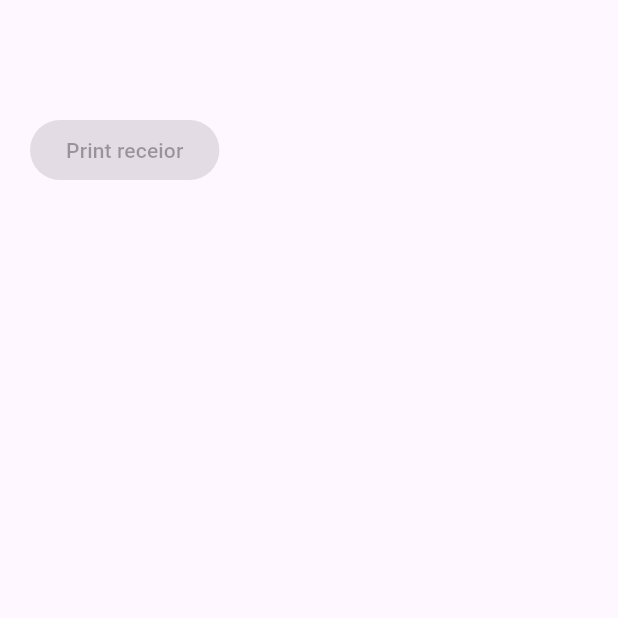
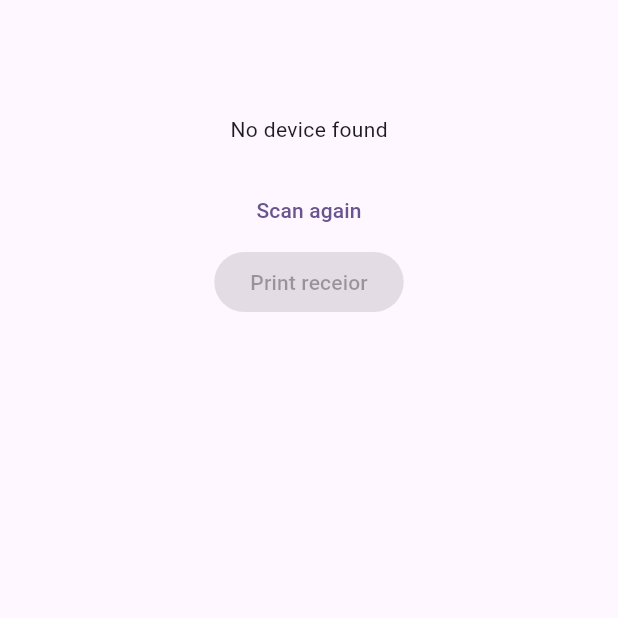
Before and after one commit to whizgenius1/ivory-pay-assesment, a Flutter app: the screen it shows after launch, on a phone screen of 412 x 824 dp, the top half of it. Run offline on Flutter 3.47's test engine with Material 3 defaults, Android fonts, the light colour scheme and no system bars; missing offline and left inert: esc_pos_bluetooth, esc_pos_utils.

Commit message:
Add device scanning functionality and no-device UI with scan again

```diff
--- a/lib/home.dart
+++ b/lib/home.dart
@@ -59,7 +59,29 @@ class _HomeScreenState extends State<HomeScreen> {
                     height: 20,
                   );
                 },
-              )),
+              ))
+            else
+              Column(
+                crossAxisAlignment: CrossAxisAlignment.center,
+                mainAxisAlignment: MainAxisAlignment.center,
+                children: [
+                  const Center(
+                    child: Text('No device found'),
+                  ),
+                  const SizedBox(
+                    height: 20,
+                  ),
+                  TextButton(
+                      onPressed: () {
+                        pr.scanForDevices(onScanneComplete: (devices) {
+                          setState(() {
+                            _devices = devices;
+                          });
+                        });
+                      },
+                      child: const Text("Scan again"))
+                ],
+              ),
             ElevatedButton(
               onPressed: _device == null
                   ? null
```
